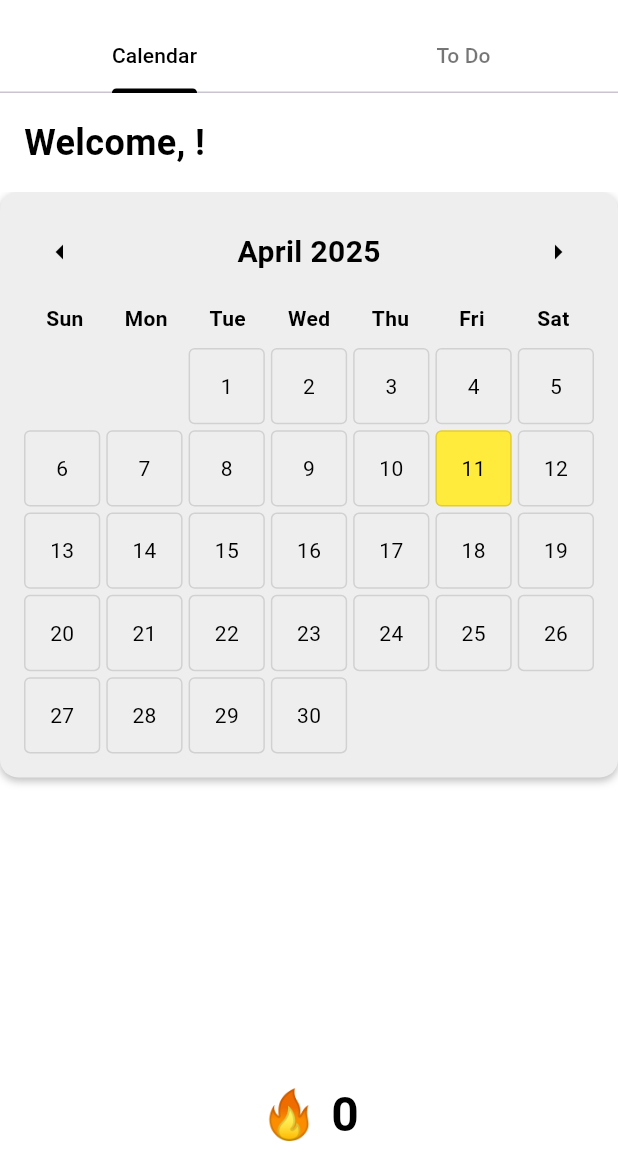
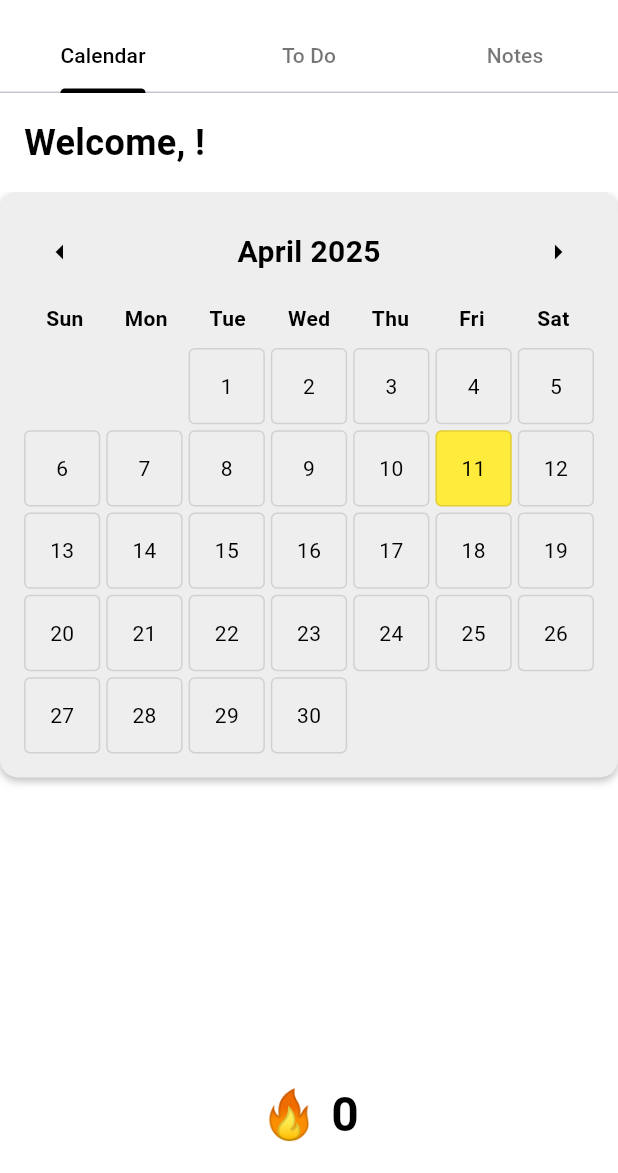
Before and after one commit to Hasini-D/LargeProject, a Flutter app: the CalendarPage screen opened directly, on a phone screen of 412 x 824 dp, the part 63-1236 px from its top. Run offline on Flutter 3.47's test engine with Material 3 defaults, Android fonts, the phone set to English and light mode, and no system bars; our stand-ins replace confetti; accounts and stored records are empty.

Commit message:
Added two new features to the app(motivation and notes)

```diff
--- a/flutter_app/lib/pages/calendar_page.dart
+++ b/flutter_app/lib/pages/calendar_page.dart
@@ -13,18 +13,30 @@ class _CalendarPageState extends State<CalendarPage> {
   int _streak = 0;
   // Holds status for each day via a composite key.
   Map<String, String> _dayStatus = {};
+  // Holds user notes for each day.
+  Map<String, String> _dayNotes = {};
   int? _selectedDay;
   String? _selectedStatus; // For current day's status.
   // Simulated user goal.
   String _userGoal = "Maintain Weight";
+  // Controller for notes text field.
+  late TextEditingController _notesController;
 
   @override
   void initState() {
     super.initState();
+    _notesController = TextEditingController();
     // If the calendar's current month matches today's month, pre-select today's day.
     if (_currentMonth.month == DateTime.now().month) {
       _selectedDay = DateTime.now().day;
+      _notesController.text = _dayNotes[_dayKey(_selectedDay!)] ?? '';
     }
+  }
+
+  @override
+  void dispose() {
+    _notesController.dispose();
+    super.dispose();
   }
 
   // Generate a unique key for each day.
@@ -79,20 +91,20 @@ class _CalendarPageState extends State<CalendarPage> {
     return months[month];
   }
 
-  // Returns the number of days in the current month.
+  // Return the number of days in the current month.
   int _daysInMonth(DateTime month) {
     return DateTime(month.year, month.month + 1, 0).day;
   }
 
-  // When a day is tapped, update selection and switch to the "To Do" tab.
-  // We now pass in the BuildContext coming from a Builder so that DefaultTabController.of(context)
-  // can find the DefaultTabController.
+  // When a day is tapped, update the selection and update notes controller;
+  // then immediately switch to the "To Do" tab.
   void _onDayTapped(BuildContext context, int day) {
     setState(() {
       _selectedDay = day;
       _selectedStatus = null;
+      _notesController.text = _dayNotes[_dayKey(day)] ?? '';
     });
-    // Switch to the "To Do" tab (Tab index 1) using the provided context.
+    // Switch to the "To Do" tab (Tab index 1).
     DefaultTabController.of(context)?.animateTo(1);
   }
 
@@ -121,7 +133,7 @@ class _CalendarPageState extends State<CalendarPage> {
     int totalCells = offset + daysInThisMonth;
 
     return Builder(
-      // Wrap in a Builder so that we obtain a context that is under DefaultTabController.
+      // Wrap in a Builder so that we can access the context below DefaultTabController.
       builder: (BuildContext context) {
         return GridView.builder(
           shrinkWrap: true,
@@ -279,7 +291,7 @@ class _CalendarPageState extends State<CalendarPage> {
     return SingleChildScrollView(
       child: Container(
         padding: EdgeInsets.all(16),
-        // Styling: white background with a thin black border.
+        // White background with a thin black border.
         decoration: BoxDecoration(
           color: Colors.white,
           border: Border.all(color: Colors.black12),
@@ -343,11 +355,58 @@ class _CalendarPageState extends State<CalendarPage> {
     );
   }
 
+  // Build the Notes tab view.
+  Widget _buildNotesTab() {
+    if (_selectedDay == null) {
+      return Center(
+        child: Text(
+          "Select a day on the Calendar tab to add/view notes.",
+          style: TextStyle(fontSize: 16, color: Colors.black),
+          textAlign: TextAlign.center,
+        ),
+      );
+    }
+    String displayDate = "${_monthName(_currentMonth.month)} $_selectedDay, ${_currentMonth.year}";
+    return SingleChildScrollView(
+      padding: EdgeInsets.all(16),
+      child: Column(
+        crossAxisAlignment: CrossAxisAlignment.start,
+        children: [
+          Text("Notes for $displayDate:",
+              style: TextStyle(fontSize: 18, fontWeight: FontWeight.bold, color: Colors.black)),
+          SizedBox(height: 8),
+          TextField(
+            controller: _notesController,
+            maxLines: 6,
+            textInputAction: TextInputAction.done,
+            onSubmitted: (_) => FocusScope.of(context).unfocus(),
+            onChanged: (value) {
+              // Save the note for the current day.
+              if (_selectedDay != null) {
+                _dayNotes[_dayKey(_selectedDay!)] = value;
+              }
+            },
+            decoration: InputDecoration(
+              hintText: "Enter your notes here...",
+              border: OutlineInputBorder(),
+            ),
+            style: TextStyle(color: Colors.black),
+          ),
+          SizedBox(height: 8),
+          Text(
+            "Tap 'Done' on your keyboard to close it.",
+            style: TextStyle(fontSize: 14, color: Colors.black54),
+          ),
+        ],
+      ),
+    );
+  }
+
   @override
   Widget build(BuildContext context) {
     final user = Provider.of<UserProvider>(context).user;
     return DefaultTabController(
-      length: 2,
+      length: 3,
       child: Scaffold(
         appBar: AppBar(
           title: Text("Fit Journey Home Page", style: TextStyle(color: Colors.black)),
@@ -361,6 +420,7 @@ class _CalendarPageState extends State<CalendarPage> {
             tabs: [
               Tab(text: "Calendar"),
               Tab(text: "To Do"),
+              Tab(text: "Notes"),
             ],
           ),
         ),
@@ -384,6 +444,7 @@ class _CalendarPageState extends State<CalendarPage> {
                   children: [
                     _buildCalendarTab(),
                     _buildToDoTab(),
+                    _buildNotesTab(),
                   ],
                 ),
               ),
```
Also changed, not shown: flutter_app/lib/main.dart (+61 -9 lines), flutter_app/lib/pages/motivation_page.dart (added, +82 -0 lines).
